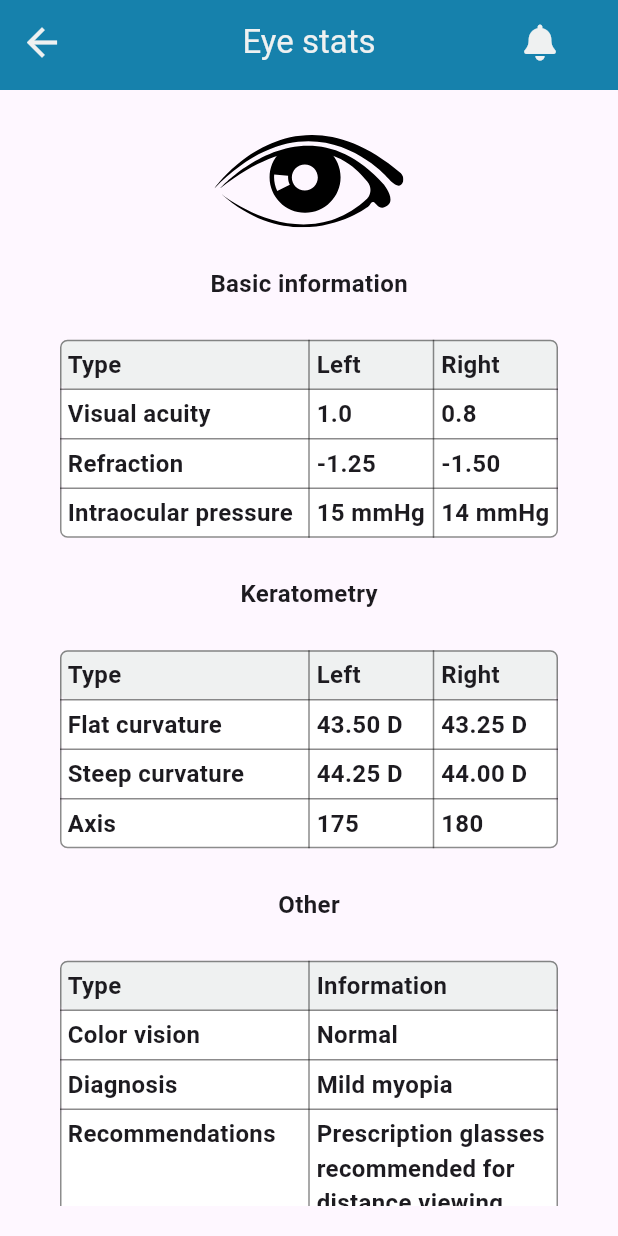
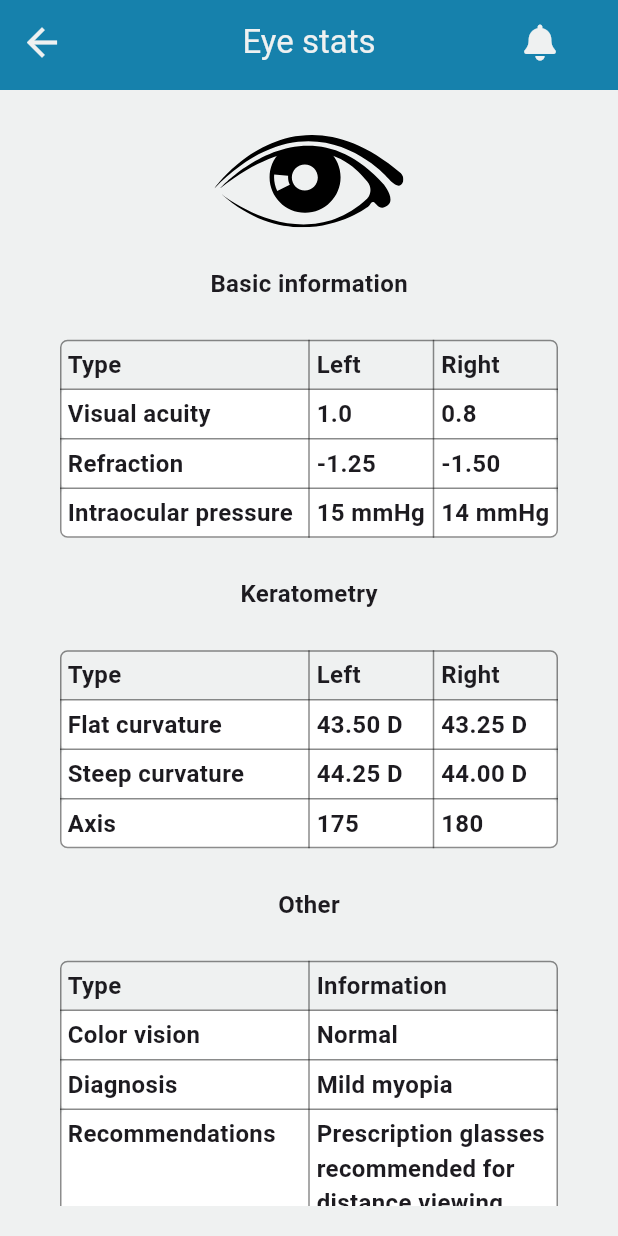
Before and after one commit to Jarwesbub/healthcare_superplatform, a Flutter app: the EyesightPageManager screen opened directly, after a tap on "Stats", on a phone screen of 412 x 824 dp. Run offline on Flutter 3.47's test engine with Material 3 defaults, Android fonts, the phone set to English and light mode, and no system bars; our stand-ins replace bubble, flutter_local_notifications, flutter_svg, font_awesome_flutter, permission_handler, shared_preferences; missing offline and left inert: dialogflow_flutter_plus; accounts and stored records are empty.

Commit message:
Updated bottom navbar type, color changes

```diff
--- a/lib/demos/eyesight_stats/pages/eyesight_stats_page.dart
+++ b/lib/demos/eyesight_stats/pages/eyesight_stats_page.dart
@@ -2,6 +2,7 @@ import 'dart:convert';
 import 'package:flutter/material.dart';
 import 'package:flutter/services.dart';
 import 'package:flutter_svg/svg.dart';
+import 'package:healthcare_superplatform/demos/eyesight_stats/models/eyesight_colors.dart';
 import 'package:healthcare_superplatform/demos/eyesight_stats/widgets/eyesight_appbar.dart';
 import 'package:healthcare_superplatform/demos/eyesight_stats/widgets/eyesight_table_widget.dart';
 
@@ -37,6 +38,7 @@ class _EyesightStatsState extends State<EyesightStatsPage> {
   Widget build(BuildContext context) {
     return Scaffold(
       appBar: EyesightAppBar(title: 'Eye stats'),
+      backgroundColor: EyesightColors().surface,
       body: Padding(
         padding: const EdgeInsets.symmetric(horizontal: 40, vertical: 20),
         child: ListView(
--- a/lib/demos/eyesight_stats/widgets/eyesight_bottom_navbar.dart
+++ b/lib/demos/eyesight_stats/widgets/eyesight_bottom_navbar.dart
@@ -16,9 +16,11 @@ class _NavigationBarState extends State<EyesightNavigationBar> {
   @override
   Widget build(BuildContext context) {
     return BottomNavigationBar(
-      items: const <BottomNavigationBarItem>[
+      type: BottomNavigationBarType.fixed,
+      items: <BottomNavigationBarItem>[
         BottomNavigationBarItem(icon: Icon(Icons.home), label: 'Home'),
         BottomNavigationBarItem(
+          backgroundColor: Colors.white,
           icon: Icon(FontAwesomeIcons.chartLine),
           label: 'Progress',
         ),
@@ -35,6 +37,7 @@ class _NavigationBarState extends State<EyesightNavigationBar> {
       backgroundColor: Colors.white,
       selectedItemColor: EyesightColors().customPrimary,
       unselectedItemColor: EyesightColors().customSecondary,
+
       onTap: (index) {
         widget.onButtonTap(index);
         setState(() => _currentPage = index);
```
